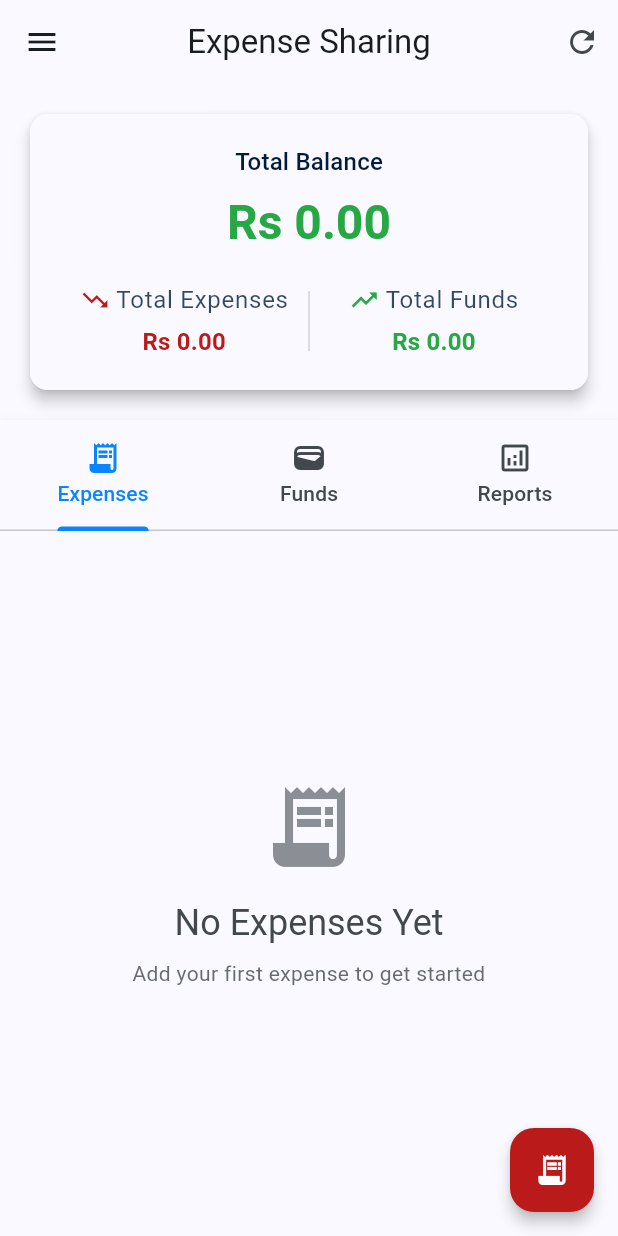
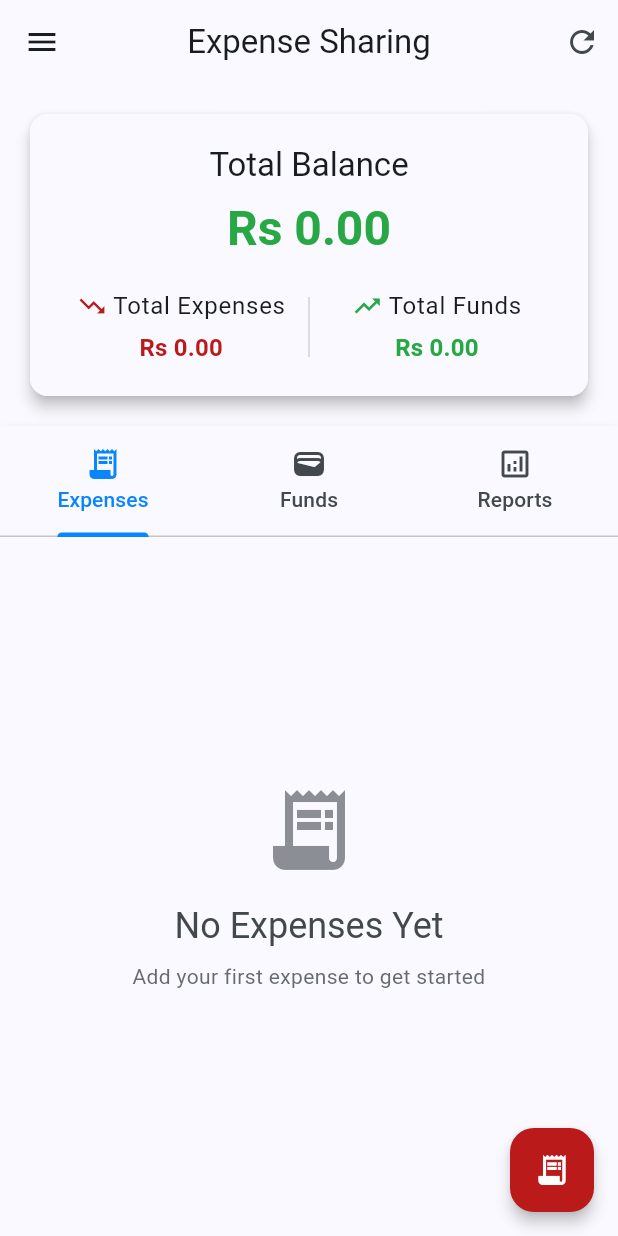
Before and after one commit to aakashsahh/Share-Expense, a Flutter app: the screen it shows after launch, on a phone screen of 412 x 824 dp. Run offline on Flutter 3.47's test engine with Material 3 defaults, Android fonts, the phone set to English and light mode, and no system bars; our stand-ins replace equatable, fl_chart, flutter_bloc, flutter_slidable, get_it, shared_preferences and 1 more; accounts and stored records are empty.

Commit message:
modified text color

```diff
--- a/lib/presentation/pages/dashboard/widgets/balance_card.dart
+++ b/lib/presentation/pages/dashboard/widgets/balance_card.dart
@@ -28,18 +28,10 @@ class _BalanceCardState extends State<BalanceCard> {
       child: Card(
         elevation: 4,
         child: Container(
-          padding: const EdgeInsets.all(20),
+          padding: const EdgeInsets.symmetric(horizontal: 16, vertical: 20),
           decoration: BoxDecoration(
             borderRadius: BorderRadius.circular(12),
             color: theme.colorScheme.surfaceContainer,
-            // gradient: LinearGradient(
-            //   begin: Alignment.topLeft,
-            //   end: Alignment.bottomRight,
-            //   colors: [
-            //     theme.colorScheme.primaryContainer,
-            //     theme.colorScheme.primaryContainer.withValues(alpha: 0.8),
-            //   ],
-            // ),
           ),
           child: Column(
             children: [
@@ -48,8 +40,8 @@ class _BalanceCardState extends State<BalanceCard> {
                 children: [
                   Text(
                     'Total Balance',
-                    style: theme.textTheme.titleMedium?.copyWith(
-                      color: theme.colorScheme.onPrimaryContainer,
+                    style: theme.textTheme.titleLarge?.copyWith(
+                      color: theme.colorScheme.onSurface,
                     ),
                   ),
                   const SizedBox(height: 8),
@@ -121,9 +113,7 @@ class _BalanceCardState extends State<BalanceCard> {
             Text(
               label,
               style: theme.textTheme.bodyLarge?.copyWith(
-                color: theme.colorScheme.onPrimaryContainer.withValues(
-                  alpha: 0.8,
-                ),
+                color: theme.colorScheme.onSurface,
               ),
             ),
           ],
```
